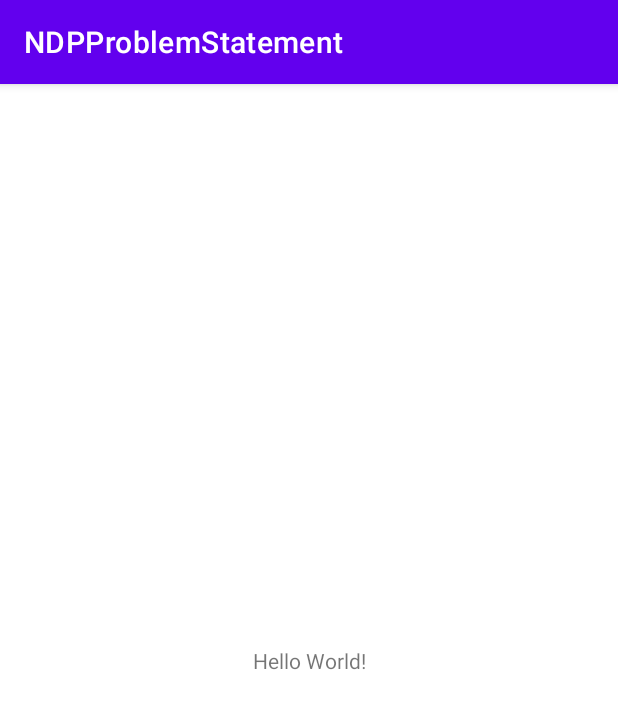
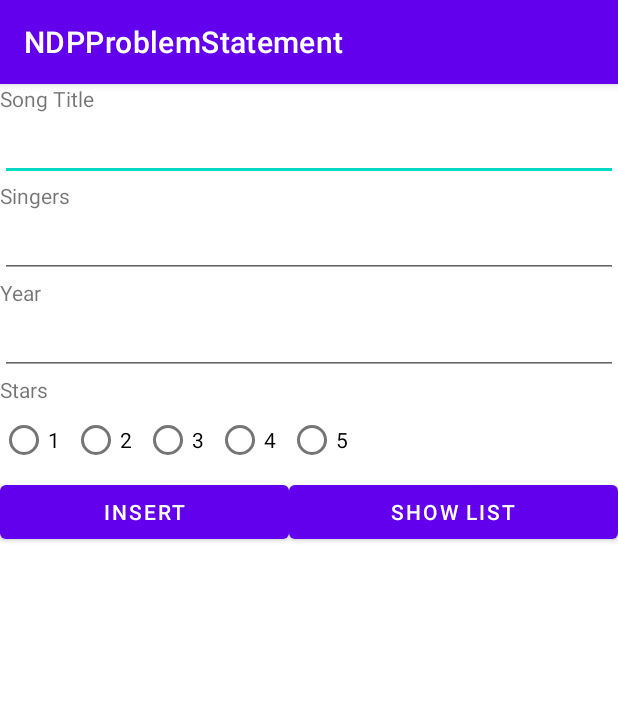
Before and after one commit to Ethelathx/NDPProblemStatement, an Android app: the screen it shows after launch (MainActivity), on a phone screen of 412 x 824 dp. Shown: the top 709 px of the screen. Run offline under Robolectric (Android 15) with nearby library versions, the phone set to English and light mode, and no system bars.

Commit message:
Update 1

```diff
--- /dev/null
+++ b/app/src/main/java/com/example/ndpproblemstatement/DBHelper.java
@@ -0,0 +1,7 @@
+package com.example.ndpproblemstatement;
+
+import android.database.sqlite.SQLiteOpenHelper;
+
+public class DBHelper extends SQLiteOpenHelper{
+
+}
--- a/app/src/main/java/com/example/ndpproblemstatement/MainActivity.java
+++ b/app/src/main/java/com/example/ndpproblemstatement/MainActivity.java
@@ -3,12 +3,41 @@ package com.example.ndpproblemstatement;
 import androidx.appcompat.app.AppCompatActivity;
 
 import android.os.Bundle;
+import android.widget.Button;
+import android.widget.EditText;
+import android.widget.RadioButton;
+import android.widget.RadioGroup;
 
 public class MainActivity extends AppCompatActivity {
+
+    EditText etTitle, etSingers, etYear;
+    RadioButton rb1, rb2, rb3, rb4, rb5;
+    RadioGroup rbGStar;
+    Button btnInsert, btnShow;
 
     @Override
     protected void onCreate(Bundle savedInstanceState) {
         super.onCreate(savedInstanceState);
         setContentView(R.layout.activity_main);
+
+        //------------Init UI---------------
+        etTitle = findViewById(R.id.etTitle);
+        etSingers = findViewById(R.id.etSinger);
+        etYear = findViewById(R.id.etYear);
+
+        rb1 = findViewById(R.id.rb1);
+        rb2 = findViewById(R.id.rb2);
+        rb3 = findViewById(R.id.rb3);
+        rb4 = findViewById(R.id.rb4);
+        rb5 = findViewById(R.id.rb5);
+
+        rbGStar = findViewById(R.id.rbGStar);
+
+        btnInsert = findViewById(R.id.btnAdd);
+        btnShow = findViewById(R.id.btnShow);
+        //------------Init UI---------------
+
+
+
     }
 }
--- a/app/src/main/res/layout/activity_main.xml
+++ b/app/src/main/res/layout/activity_main.xml
@@ -1,18 +1,117 @@
 <?xml version="1.0" encoding="utf-8"?>
-<androidx.constraintlayout.widget.ConstraintLayout xmlns:android="http://schemas.android.com/apk/res/android"
+<LinearLayout xmlns:android="http://schemas.android.com/apk/res/android"
     xmlns:app="http://schemas.android.com/apk/res-auto"
     xmlns:tools="http://schemas.android.com/tools"
     android:layout_width="match_parent"
-    android:layout_height="match_parent"
+    android:layout_height="wrap_content"
+    android:orientation="vertical"
     tools:context=".MainActivity">
 
     <TextView
         android:layout_width="wrap_content"
         android:layout_height="wrap_content"
-        android:text="Hello World!"
+        android:text="Song Title"
         app:layout_constraintBottom_toBottomOf="parent"
         app:layout_constraintLeft_toLeftOf="parent"
         app:layout_constraintRight_toRightOf="parent"
         app:layout_constraintTop_toTopOf="parent" />
 
-</androidx.constraintlayout.widget.ConstraintLayout>
+    <EditText
+        android:id="@+id/etTitle"
+        android:layout_width="match_parent"
+        android:layout_height="wrap_content"
+        android:layout_weight="1"
+        android:ems="10"
+        android:inputType="textPersonName" />
+
+    <TextView
+        android:id="@+id/textView"
+        android:layout_width="match_parent"
+        android:layout_height="wrap_content"
+        android:text="Singers" />
+
+    <EditText
+        android:id="@+id/etSinger"
+        android:layout_width="match_parent"
+        android:layout_height="wrap_content"
+        android:ems="10"
+        android:inputType="textPersonName" />
+
+    <TextView
+        android:id="@+id/textView2"
+        android:layout_width="match_parent"
+        android:layout_height="wrap_content"
+        android:text="Year" />
+
+    <EditText
+        android:id="@+id/etYear"
+        android:layout_width="match_parent"
+        android:layout_height="wrap_content"
+        android:ems="10"
+        android:inputType="textPersonName" />
+
+    <TextView
+        android:id="@+id/textView3"
+        android:layout_width="match_parent"
+        android:layout_height="wrap_content"
+        android:text="Stars" />
+
+    <RadioGroup
+        android:id="@+id/rbGStar"
+        android:layout_width="match_parent"
+        android:layout_height="match_parent"
+        android:orientation="horizontal">
+
+        <RadioButton
+            android:id="@+id/rb1"
+            android:layout_width="wrap_content"
+            android:layout_height="wrap_content"
+            android:text="1" />
+
+        <RadioButton
+            android:id="@+id/rb2"
+            android:layout_width="wrap_content"
+            android:layout_height="wrap_content"
+            android:text="2" />
+
+        <RadioButton
+            android:id="@+id/rb3"
+            android:layout_width="wrap_content"
+            android:layout_height="wrap_content"
+            android:text="3" />
+
+        <RadioButton
+            android:id="@+id/rb4"
+            android:layout_width="wrap_content"
+            android:layout_height="wrap_content"
+            android:text="4" />
+
+        <RadioButton
+            android:id="@+id/rb5"
+            android:layout_width="wrap_content"
+            android:layout_height="wrap_content"
+            android:text="5" />
+
+    </RadioGroup>
+
+    <LinearLayout
+        android:layout_width="match_parent"
+        android:layout_height="match_parent"
+        android:orientation="horizontal">
+
+        <Button
+            android:id="@+id/btnAdd"
+            android:layout_width="wrap_content"
+            android:layout_height="wrap_content"
+            android:layout_weight="1"
+            android:text="INSERT" />
+
+        <Button
+            android:id="@+id/btnShow"
+            android:layout_width="wrap_content"
+            android:layout_height="wrap_content"
+            android:layout_weight="1"
+            android:text="SHOW LIST" />
+    </LinearLayout>
+
+</LinearLayout>
```
